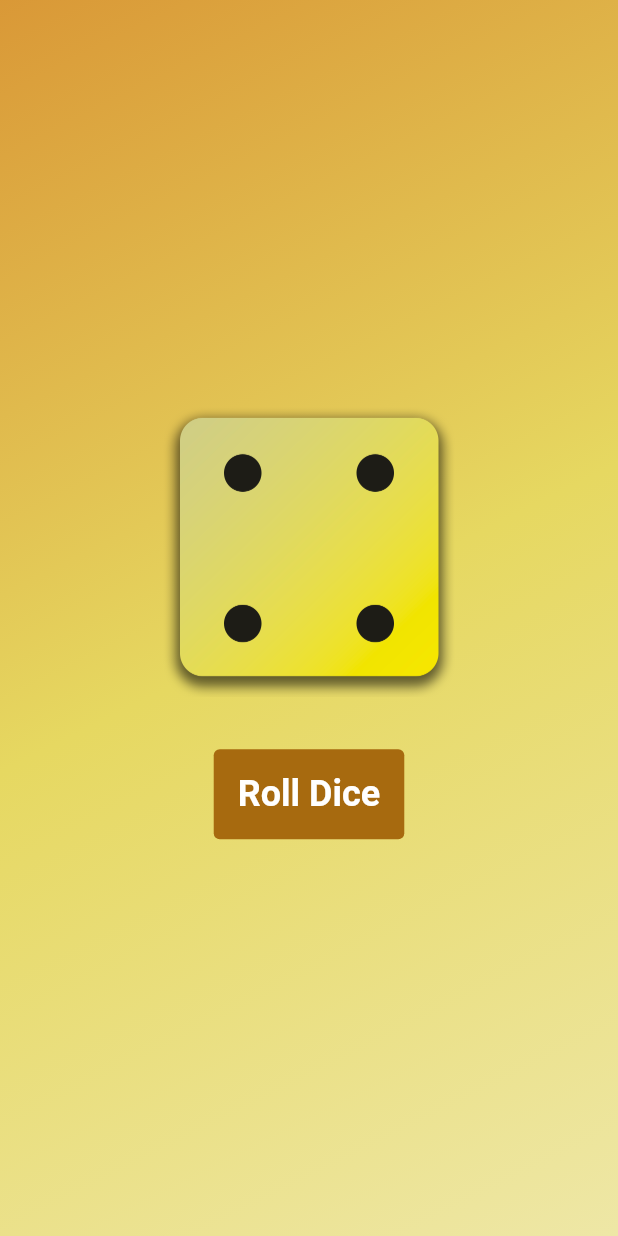
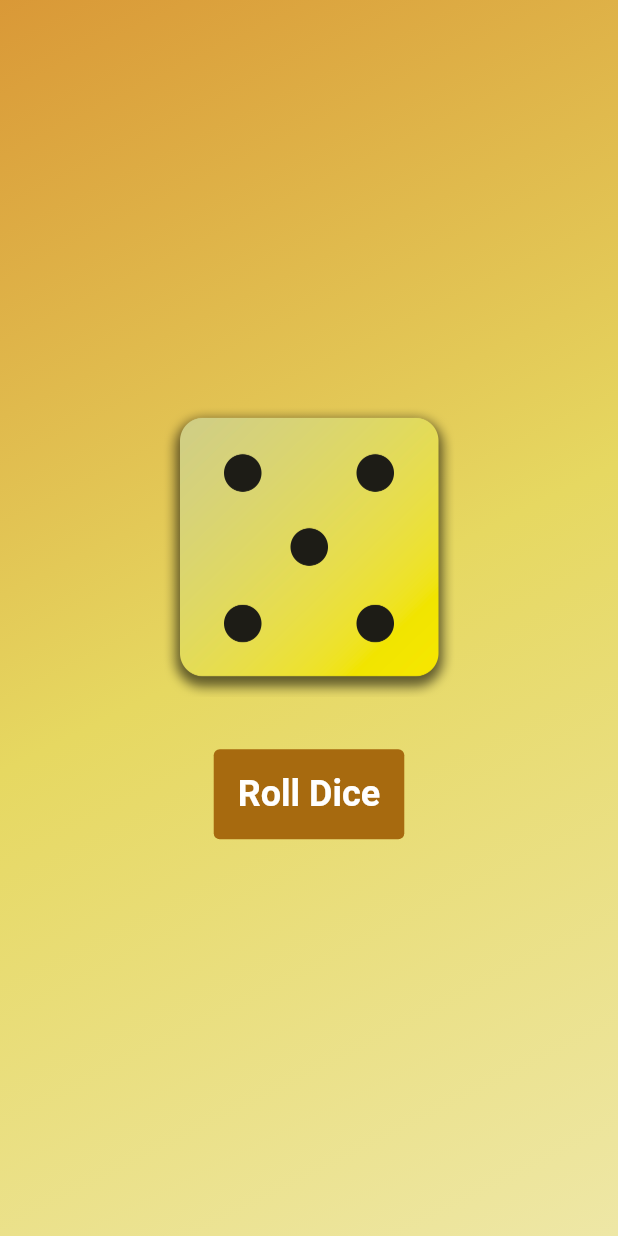
Before and after one commit to Ferdy199/DiceApp, a Flutter app: the screen it shows after launch, after a tap on "Roll Dice", on a phone screen of 412 x 824 dp. Run offline on Flutter 3.47's test engine with Material 2 defaults, Android fonts, the phone set to English and light mode, and no system bars.

Commit message:
finishing chapter 1

```diff
--- a/lib/dice_roller.dart
+++ b/lib/dice_roller.dart
@@ -1,7 +1,10 @@
+import 'dart:math';
 import 'package:flutter/material.dart';
 
+final randomizer = Random();
+
 class DiceRoller extends StatefulWidget {
-  DiceRoller({super.key});
+  const DiceRoller({super.key});
 
   @override
   State<DiceRoller> createState() {
@@ -10,13 +13,8 @@ class DiceRoller extends StatefulWidget {
 }
 
 class _DiceRollerState extends State<DiceRoller> {
-  var activeDiceImage = 'assets/images/dice-1.png';
-
-  void rollDice() {
-    setState(() {
-      activeDiceImage = 'assets/images/dice-4.png';
-    });
-  }
+  //var activeDiceImage = 'assets/images/dice-1.png';
+  var currentDiceRoll = 1;
 
   @override
   Widget build(context) {
@@ -24,7 +22,7 @@ class _DiceRollerState extends State<DiceRoller> {
       mainAxisSize: MainAxisSize.min,
       children: [
         Image.asset(
-          activeDiceImage,
+          'assets/images/dice-$currentDiceRoll.png',
           width: 200,
         ),
         const SizedBox(
@@ -46,4 +44,10 @@ class _DiceRollerState extends State<DiceRoller> {
       ],
     );
   }
+
+  void rollDice() {
+    setState(() {
+      currentDiceRoll = randomizer.nextInt(6) + 1;
+    });
+  }
 }
--- a/lib/gradient_container.dart
+++ b/lib/gradient_container.dart
@@ -30,7 +30,9 @@ class GradientContainer extends StatelessWidget {
           end: endAlignment,
         ),
       ),
-      child: Center(child: DiceRoller()),
+      child: const Center(
+        child: DiceRoller(),
+      ),
     );
   }
 }
```
